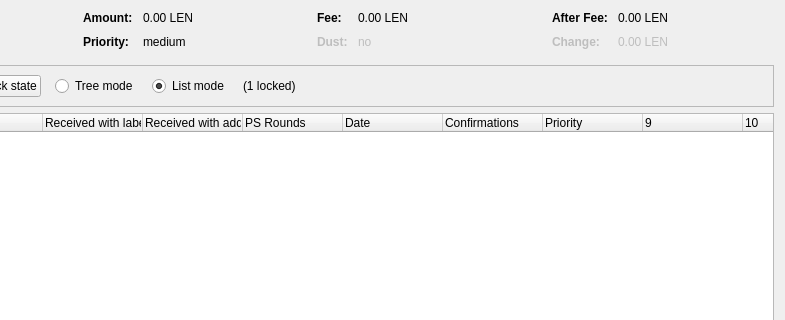
The window that src/qt/forms/coincontroldialog.ui (we-conceived-the/oracle) describes before a commit, drawn with Qt 5; both pictures show x 169 to 954 and y 0 to 320 of the 954 by 500 pixel window.
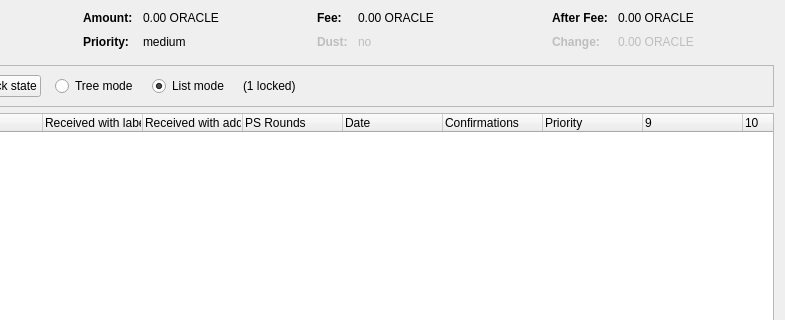
The same window after the commit. Custom widgets are drawn as their Qt base class.

Diff of the .ui file:
```diff
--- a/src/qt/forms/coincontroldialog.ui
+++ b/src/qt/forms/coincontroldialog.ui
@@ -132,7 +132,7 @@
           <enum>Qt::ActionsContextMenu</enum>
          </property>
          <property name="text">
-          <string notr="true">0.00 LEN</string>
+          <string notr="true">0.00 ORACLE</string>
          </property>
          <property name="textInteractionFlags">
           <set>Qt::LinksAccessibleByMouse|Qt::TextSelectableByKeyboard|Qt::TextSelectableByMouse</set>
@@ -206,7 +206,7 @@
           <enum>Qt::ActionsContextMenu</enum>
          </property>
          <property name="text">
-          <string notr="true">0.00 LEN</string>
+          <string notr="true">0.00 ORACLE</string>
          </property>
          <property name="textInteractionFlags">
           <set>Qt::LinksAccessibleByMouse|Qt::TextSelectableByKeyboard|Qt::TextSelectableByMouse</set>
@@ -286,7 +286,7 @@
           <enum>Qt::ActionsContextMenu</enum>
          </property>
          <property name="text">
-          <string notr="true">0.00 LEN</string>
+          <string notr="true">0.00 ORACLE</string>
          </property>
          <property name="textInteractionFlags">
           <set>Qt::LinksAccessibleByMouse|Qt::TextSelectableByKeyboard|Qt::TextSelectableByMouse</set>
@@ -321,7 +321,7 @@
           <enum>Qt::ActionsContextMenu</enum>
          </property>
          <property name="text">
-          <string notr="true">0.00 LEN</string>
+          <string notr="true">0.00 ORACLE</string>
          </property>
          <property name="textInteractionFlags">
           <set>Qt::LinksAccessibleByMouse|Qt::TextSelectableByKeyboard|Qt::TextSelectableByMouse</set>
```
